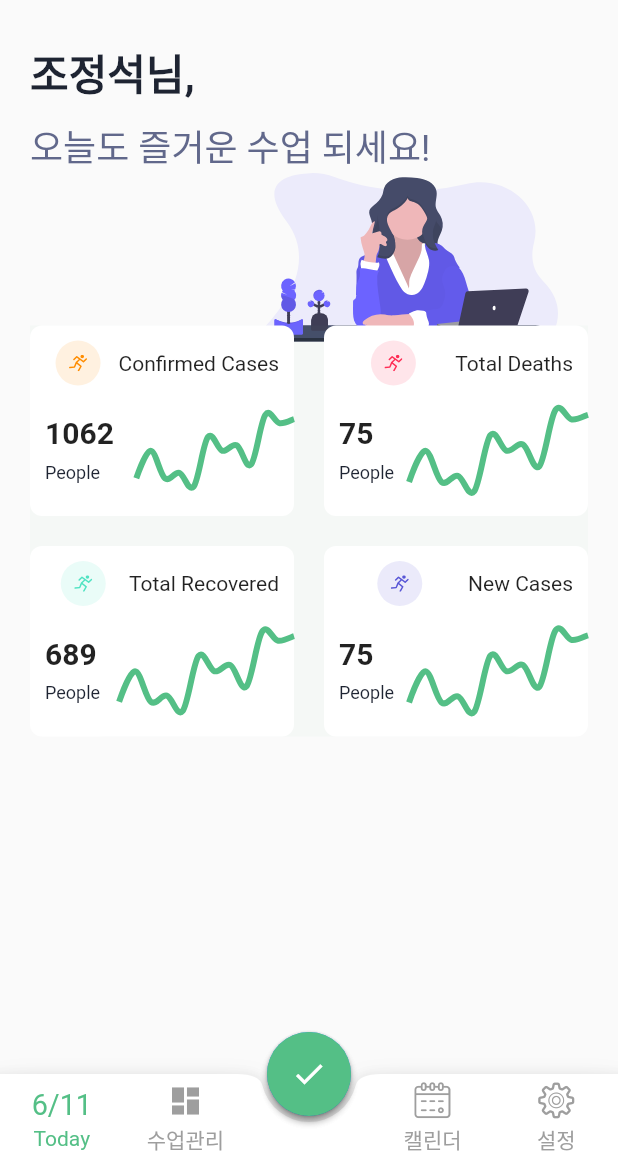
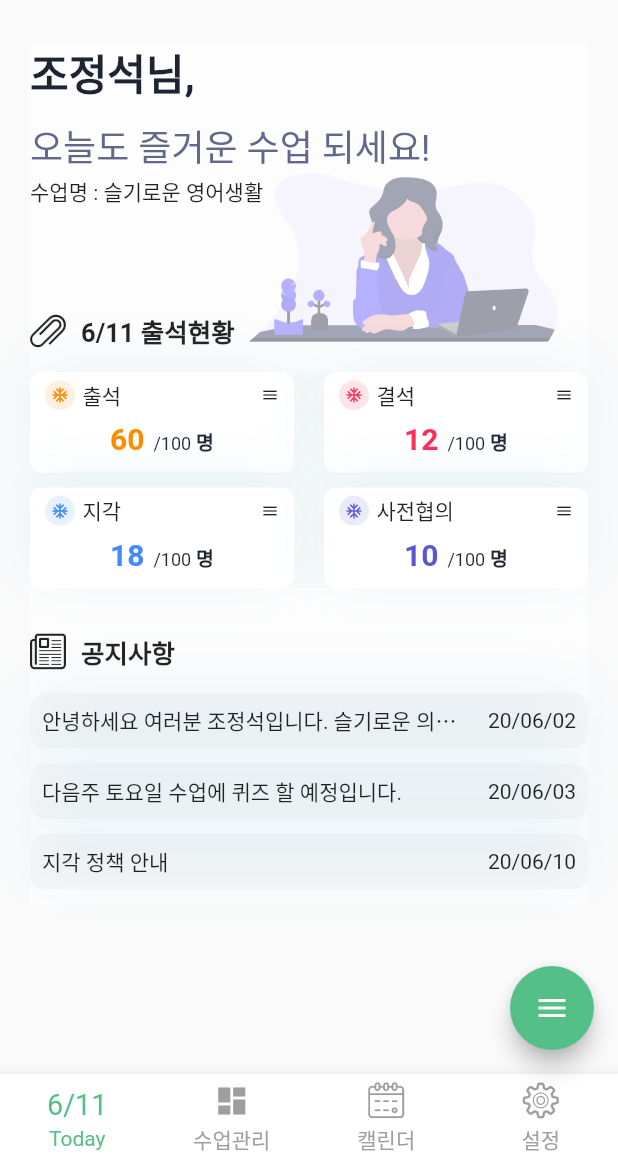
Before and after one commit to zipnyom/semble, a Flutter app: the screen it shows once a user with an empty profile is signed in, on a phone screen of 412 x 824 dp, the part 72-1236 px from its top. Run offline on Flutter 3.47's test engine with Material 2 defaults, Android fonts, the phone set to English and light mode, and no system bars; drawn by our look-alikes of fl_chart, flutter_speed_dial; our stand-ins replace cloud_firestore, firebase_auth, flutter_svg, shared_preferences, table_calendar; missing offline and left inert: flutter_beacon, nfc_in_flutter; accounts and stored records are empty; generated files the repository leaves out were written again.

Commit message:
Today화면 출석현황 및 공지사항 임시 UI까지 구현

```diff
--- a/lib/screens/main/bottom_nav/fab_bottom_app_bar.dart
+++ b/lib/screens/main/bottom_nav/fab_bottom_app_bar.dart
@@ -63,7 +63,7 @@ class FABBottomAppBarState extends State<FABBottomAppBar> {
         onPressed: _updateIndex,
       );
     });
-    items.insert(items.length >> 1, _buildMiddleTabItem());
+    // items.insert(items.length >> 1, _buildMiddleTabItem());
 
     return BottomAppBar(
       shape: widget.notchedShape,
--- a/lib/screens/main/home/home_page.dart
+++ b/lib/screens/main/home/home_page.dart
@@ -2,11 +2,12 @@ import 'package:cloud_firestore/cloud_firestore.dart';
 import 'package:flutter/material.dart';
 import 'package:flutter_svg/svg.dart';
 import 'package:schuul/constants.dart';
+import 'package:schuul/presentation/custom_icon_icons.dart';
 import 'package:schuul/screens/main/home/model/class_model.dart';
 import 'package:schuul/screens/main/home/provider/class_notifier.dart';
+import 'package:schuul/screens/main/widgets/attendance_card.dart';
 import 'package:schuul/screens/main/widgets/info_card.dart';
 import 'package:schuul/services/class_database.dart';
-
 
 const double side_gap = 16;
 
@@ -47,6 +48,9 @@ class _HomePageState extends State<HomePage> {
   @override
   Widget build(BuildContext context) {
     size = MediaQuery.of(context).size;
+    DateTime now = DateTime.now();
+    String today = "${now.month}/${now.day}";
+
     return Container(
       width: double.infinity,
       child: Padding(
@@ -62,61 +66,45 @@ class _HomePageState extends State<HomePage> {
                   child:
                       SvgPicture.asset("assets/icons/undraw_teacher_35j2.svg")),
             ),
-            Column(
+            Container(
+              decoration: BoxDecoration(color: Colors.white.withOpacity(.5)),
+              child: SingleChildScrollView(
+                child: Column(
                   crossAxisAlignment: CrossAxisAlignment.start,
                   children: [
                     Text("조정석님,", style: kHeadingextStyle),
                     Text("오늘도 즐거운 수업 되세요!", style: kSubheadingextStyle),
-                SizedBox(height: 100,),
-                Container(
-                  decoration: BoxDecoration(
-                    color: kPrimaryColor.withOpacity(0.03),
-                    borderRadius: BorderRadius.only(
-                      bottomLeft: Radius.circular(50),
-                      bottomRight: Radius.circular(50),
+                    Text("수업명 : 슬기로운 영어생활"),
+                    SizedBox(
+                      height: 50,
                     ),
+                    // ClassTitle(),
+                    SizedBox(
+                      height: 20,
                     ),
-                  child: Wrap(
-                    runSpacing: 20,
-                    spacing: 20,
-                    children: <Widget>[
-                      InfoCard(
-                        title: "Confirmed Cases",
-                        iconColor: Color(0xFFFF8C00),
-                        effectedNum: 1062,
-                        press: () {},
+                    ClassSubTitle(
+                        icon: CustomIcon.attach, title: "$today 출석현황"),
+                    NarrowGap(),
+                    CheckStatus(),
+                    SizedBox(
+                      height: 30,
                     ),
-                      InfoCard(
-                        title: "Total Deaths",
-                        iconColor: Color(0xFFFF2D55),
-                        effectedNum: 75,
-                        press: () {},
+                    ClassSubTitle(icon: CustomIcon.doc, title: "공지사항"),
+                    NarrowGap(),
+
+                    InfoListItem(
+                      title: "안녕하세요 여러분 조정석입니다. 슬기로운 의사생활 때려치고 강의를 시작했어요",
+                      date: "20/06/02",
                     ),
-                      InfoCard(
-                        title: "Total Recovered",
-                        iconColor: Color(0xFF50E3C2),
-                        effectedNum: 689,
-                        press: () {},
-                      ),
-                      InfoCard(
-                        title: "New Cases",
-                        iconColor: Color(0xFF5856D6),
-                        effectedNum: 75,
-                        press: () {
-                          // Navigator.push(
-                          //   context,
-                          //   MaterialPageRoute(
-                          //     builder: (context) {
-                          //       return DetailsScreen();
-                          //     },
-                          //   ),
-                          // );
-                        },
+                    InfoListItem(
+                        title: "다음주 토요일 수업에 퀴즈 할 예정입니다.", date: "20/06/03"),
+                    InfoListItem(
+                      title: "지각 정책 안내",
+                      date: "20/06/10",
                     ),
                   ],
                 ),
               ),
-              ],
             ),
           ],
         ),
@@ -157,3 +145,186 @@ class _HomePageState extends State<HomePage> {
 //     );
   }
 }
+
+class InfoListItem extends StatelessWidget {
+  final String title;
+  final String date;
+
+  const InfoListItem({
+    Key key,
+    this.title,
+    this.date,
+  }) : super(key: key);
+
+  @override
+  Widget build(BuildContext context) {
+    return Column(children: [
+      Container(
+        decoration: BoxDecoration(
+            color: Colors.grey.withOpacity(.07),
+            boxShadow: [
+              BoxShadow(
+                offset: Offset(0, -7),
+                blurRadius: 33,
+                color: Color(0xFF6DAED9).withOpacity(0.11),
+              ),
+            ],
+            borderRadius: BorderRadius.circular(10)),
+        child: Padding(
+          padding: const EdgeInsets.all(8.0),
+          child: Row(
+            children: [
+              Expanded(
+                child: Text(
+                  title,
+                  overflow: TextOverflow.ellipsis,
+                ),
+              ),
+              SizedBox(
+                width: 10,
+              ),
+              Text(date)
+            ],
+          ),
+        ),
+      ),
+      SizedBox(
+        height: 10,
+      )
+    ]);
+  }
+}
+
+class NarrowGap extends StatelessWidget {
+  const NarrowGap({
+    Key key,
+  }) : super(key: key);
+
+  @override
+  Widget build(BuildContext context) {
+    return SizedBox(
+      height: 15,
+    );
+  }
+}
+
+class CheckStatus extends StatelessWidget {
+  const CheckStatus({
+    Key key,
+  }) : super(key: key);
+
+  @override
+  Widget build(BuildContext context) {
+    return Container(
+      decoration: BoxDecoration(
+        color: kPrimaryColor.withOpacity(0.03),
+        borderRadius: BorderRadius.only(
+          bottomLeft: Radius.circular(50),
+          bottomRight: Radius.circular(50),
+        ),
+      ),
+      child: Wrap(
+        runSpacing: 10,
+        spacing: 20,
+        children: <Widget>[
+          AttendanceCard(
+            title: "출석",
+            iconColor: Color(0xFFFF8C00),
+            effectedNum: 60,
+            totalNum: 100,
+            press: () {},
+          ),
+          AttendanceCard(
+            title: "결석",
+            iconColor: Color(0xFFFF2D55),
+            effectedNum: 12,
+            totalNum: 100,
+            press: () {},
+          ),
+          AttendanceCard(
+            title: "지각",
+            iconColor: Colors.blueAccent,
+            effectedNum: 18,
+            totalNum: 100,
+            press: () {},
+          ),
+          AttendanceCard(
+            title: "사전협의",
+            iconColor: Color(0xFF5856D6),
+            effectedNum: 10,
+            totalNum: 100,
+            press: () {
+              // Navigator.push(
+              //   context,
+              //   MaterialPageRoute(
+              //     builder: (context) {
+              //       return DetailsScreen();
+              //     },
+              //   ),
+              // );
+            },
+          ),
+        ],
+      ),
+    );
+  }
+}
+
+class ClassSubTitle extends StatelessWidget {
+  final String title;
+  final IconData icon;
+  const ClassSubTitle({Key key, this.title, this.icon}) : super(key: key);
+
+  @override
+  Widget build(BuildContext context) {
+    return Row(children: [
+      Icon(icon),
+      SizedBox(
+        width: 10,
+      ),
+      RichText(
+        text: TextSpan(
+          children: [
+            TextSpan(
+              text: title,
+              style: Theme.of(context).textTheme.headline6.copyWith(
+                    fontSize: 17,
+                    fontWeight: FontWeight.bold,
+                  ),
+            )
+          ],
+        ),
+      ),
+    ]);
+  }
+}
+
+class ClassTitle extends StatelessWidget {
+  const ClassTitle({
+    Key key,
+  }) : super(key: key);
+
+  @override
+  Widget build(BuildContext context) {
+    return Container(
+      alignment: Alignment.center,
+      padding: EdgeInsets.all(10),
+      decoration: BoxDecoration(
+        color: kPrimaryColor.withOpacity(.9),
+        borderRadius: BorderRadius.circular(10),
+      ),
+      child: RichText(
+        text: TextSpan(
+          children: [
+            TextSpan(
+              text: "슬기로운 영어 생활",
+              style: Theme.of(context).textTheme.headline5.copyWith(
+                    fontWeight: FontWeight.bold,
+                  ),
+            ),
+          ],
+        ),
+      ),
+    );
+  }
+}
--- a/lib/screens/main/main_route.dart
+++ b/lib/screens/main/main_route.dart
@@ -1,5 +1,6 @@
 import 'package:flutter/foundation.dart';
 import 'package:flutter/material.dart';
+import 'package:flutter_speed_dial/flutter_speed_dial.dart';
 import 'package:schuul/constants.dart';
 import 'package:schuul/presentation/custom_icon_icons.dart';
 import 'package:schuul/screens/main/dashboard_page.dart';
@@ -91,9 +92,44 @@ class _MainRouteState extends State<MainRoute> {
             FABBottomAppBarItem(iconData: CustomIcon.cog, text: '설정'),
           ],
         ),
-        floatingActionButtonLocation: FloatingActionButtonLocation.centerDocked,
-        floatingActionButton: _buildFab(
-            context), // This trailing comma makes auto-formatting nicer for build methods.
+        // floatingActionButtonLocation: FloatingActionButtonLocation.miniCenterDocked,
+        floatingActionButton: SpeedDial(
+          backgroundColor: kPrimaryColor,
+          animatedIcon: AnimatedIcons.menu_close,
+          onOpen: () {},
+          onClose: () {},
+          curve: Curves.elasticIn,
+          children: [
+            SpeedDialChild(
+              child: Icon(Icons.accessibility, color: Colors.white),
+              backgroundColor: Colors.deepOrange,
+              onTap: () => print('FIRST CHILD'),
+              label: 'First Child',
+              labelStyle: TextStyle(fontWeight: FontWeight.w500),
+              labelBackgroundColor: Colors.deepOrangeAccent,
+            ),
+            SpeedDialChild(
+              child: Icon(Icons.brush, color: Colors.white),
+              backgroundColor: Colors.green,
+              onTap: () => print('SECOND CHILD'),
+              label: 'Second Child',
+              labelStyle: TextStyle(fontWeight: FontWeight.w500),
+              labelBackgroundColor: Colors.green,
+            ),
+            SpeedDialChild(
+              child: Icon(Icons.keyboard_voice, color: Colors.white),
+              backgroundColor: Colors.blue,
+              onTap: () => print('THIRD CHILD'),
+              labelWidget: Container(
+                color: Colors.blue,
+                margin: EdgeInsets.only(right: 10),
+                padding: EdgeInsets.all(6),
+                child: Text('Custom Label Widget'),
+              ),
+            ),
+          ],
+        ),
+        // floatingActionButton: _buildFab(context),
         body: _children[_selectedIndex]);
   }
 
--- /dev/null
+++ b/lib/screens/main/widgets/attendance_card.dart
@@ -0,0 +1,125 @@
+import 'package:flutter/material.dart';
+import 'package:flutter_svg/flutter_svg.dart';
+import 'package:schuul/constants.dart';
+
+class AttendanceCard extends StatelessWidget {
+  final String title;
+  final Icon icon;
+  final int effectedNum;
+  final int totalNum;
+  final Color iconColor;
+  final Function press;
+  const AttendanceCard({
+    Key key,
+    this.title,
+    this.effectedNum,
+    this.icon,
+    this.iconColor,
+    this.press,
+    this.totalNum,
+  }) : super(key: key);
+
+  @override
+  Widget build(BuildContext context) {
+    return LayoutBuilder(
+      builder: (context, constraints) {
+        return GestureDetector(
+          onTap: press,
+          child: Container(
+            width: constraints.maxWidth / 2 - 10,
+            // Here constraints.maxWidth provide us the available width for the widget
+            decoration: BoxDecoration(
+                color: Colors.white,
+                borderRadius: BorderRadius.circular(8),
+                boxShadow: [
+                  BoxShadow(
+                    offset: Offset(0, -7),
+                    blurRadius: 33,
+                    color: Color(0xFF6DAED9).withOpacity(0.11),
+                  ),
+                ]),
+            child: Column(
+              children: <Widget>[
+                Padding(
+                  padding:
+                      const EdgeInsets.symmetric(horizontal: 10, vertical: 5),
+                  child: Row(
+                    children: <Widget>[
+                      // wrapped within an expanded widget to allow for small density device
+                      Container(
+                        alignment: Alignment.center,
+                        height: 20,
+                        width: 20,
+                        decoration: BoxDecoration(
+                          color: iconColor.withOpacity(0.12),
+                          shape: BoxShape.circle,
+                        ),
+                        child: Icon(
+                          Icons.ac_unit,
+                          color: iconColor,
+                          size: 12,
+                        ),
+                      ),
+                      SizedBox(width: 5),
+                      Text(
+                        title,
+                        maxLines: 1,
+                        overflow: TextOverflow.ellipsis,
+                      ),
+                      Expanded(
+                        child: Container(),
+                      ),
+                      Icon(
+                        Icons.menu,
+                        size: 12,
+                      ),
+                    ],
+                  ),
+                ),
+                Padding(
+                  padding: const EdgeInsets.only(bottom: 10),
+                  child: Row(
+                    mainAxisAlignment: MainAxisAlignment.center,
+                    children: <Widget>[
+                      RichText(
+                        text: TextSpan(
+                          style: TextStyle(color: kTextColor),
+                          children: [
+                            TextSpan(
+                              text: "$effectedNum",
+                              style: Theme.of(context)
+                                  .textTheme
+                                  .headline6
+                                  .copyWith(
+                                    fontWeight: FontWeight.bold,
+                                    color: iconColor,
+                                  ),
+                            ),
+                            TextSpan(
+                              text: "  /$totalNum",
+                              style: TextStyle(
+                                fontSize: 12,
+                                height: 2,
+                              ),
+                            ),
+                            TextSpan(
+                              text: " 명",
+                              style: TextStyle(
+                                  fontSize: 13,
+                                  height: 2,
+                                  fontWeight: FontWeight.bold),
+                            ),
+                          ],
+                        ),
+                      ),
+                    ],
+                  ),
+                )
+              ],
+            ),
+          ),
+        );
+      },
+    );
+  }
+}
--- a/pubspec.yaml
+++ b/pubspec.yaml
@@ -41,6 +41,7 @@ dependencies:
   nfc_in_flutter: ^2.0.4
   flutter_svg: ^0.17.4
   fl_chart: ^0.9.3
+  flutter_speed_dial: ^1.2.5
 
 
 dev_dependencies:
```
Also changed, not shown: pubspec.lock, 1 other file. Lines whose indentation alone changed are shown as unchanged.
